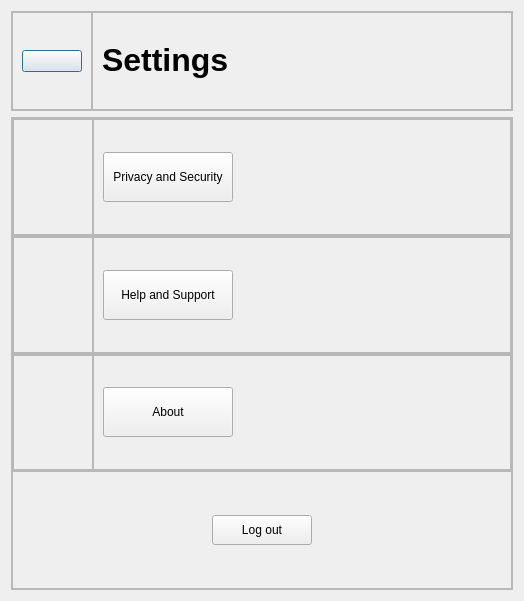
This is settings.ui in aavashlamichhane/LibMan as Qt 5 draws it before an edit. The edited form follows.
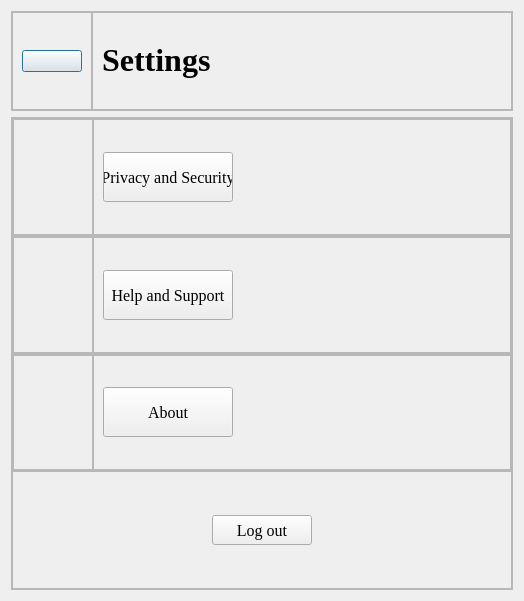
This is the edited form. Icons and pictures are not drawn.

Patch:
```diff
--- a/settings.ui
+++ b/settings.ui
@@ -93,6 +93,13 @@
         <layout class="QHBoxLayout" name="horizontalLayout_2">
          <item>
           <widget class="QLabel" name="label_name">
+           <property name="font">
+            <font>
+             <family>Times New Roman</family>
+             <pointsize>24</pointsize>
+             <bold>true</bold>
+            </font>
+           </property>
            <property name="text">
             <string>&lt;html&gt;&lt;head/&gt;&lt;body&gt;&lt;p&gt;&lt;span style=&quot; font-size:24pt; font-weight:700;&quot;&gt;Settings&lt;/span&gt;&lt;/p&gt;&lt;/body&gt;&lt;/html&gt;</string>
            </property>
@@ -219,6 +226,12 @@
                 <height>50</height>
                </size>
               </property>
+              <property name="font">
+               <font>
+                <family>Times New Roman</family>
+                <pointsize>12</pointsize>
+               </font>
+              </property>
               <property name="text">
                <string>Privacy and Security</string>
               </property>
@@ -321,6 +334,12 @@
                 <height>50</height>
                </size>
               </property>
+              <property name="font">
+               <font>
+                <family>Times New Roman</family>
+                <pointsize>12</pointsize>
+               </font>
+              </property>
               <property name="text">
                <string>Help and Support</string>
               </property>
@@ -423,6 +442,12 @@
                 <height>50</height>
                </size>
               </property>
+              <property name="font">
+               <font>
+                <family>Times New Roman</family>
+                <pointsize>12</pointsize>
+               </font>
+              </property>
               <property name="text">
                <string>About</string>
               </property>
@@ -451,6 +476,12 @@
              <height>30</height>
             </size>
            </property>
+           <property name="font">
+            <font>
+             <family>Times New Roman</family>
+             <pointsize>12</pointsize>
+            </font>
+           </property>
            <property name="text">
             <string>Log out</string>
            </property>
```
